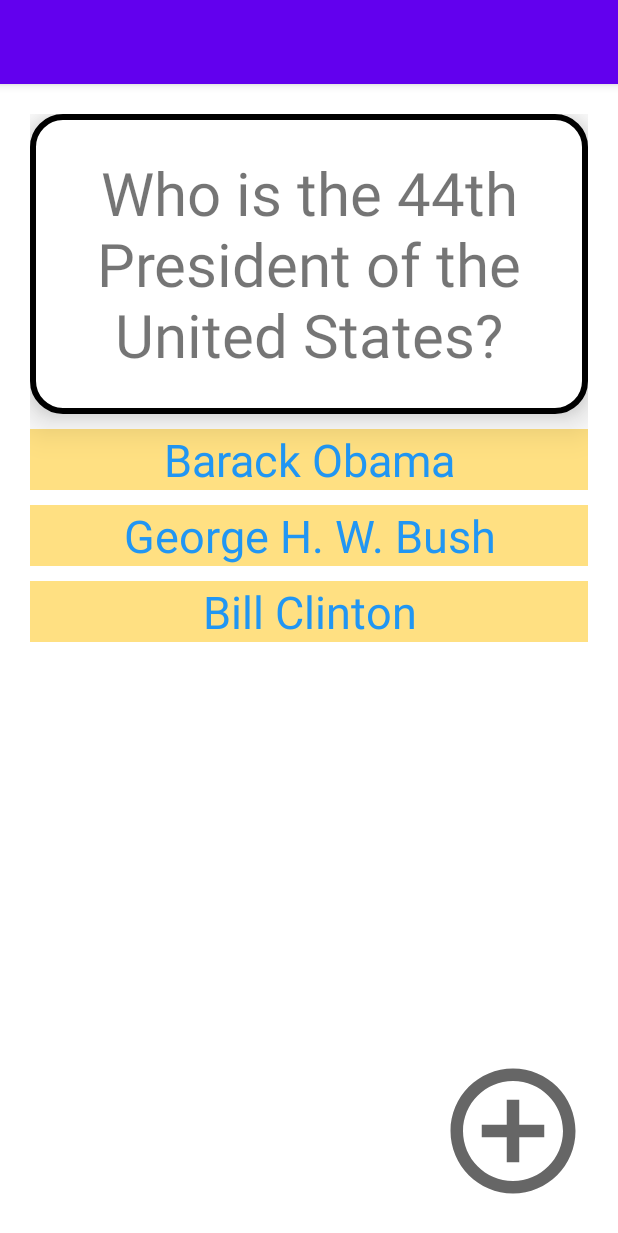
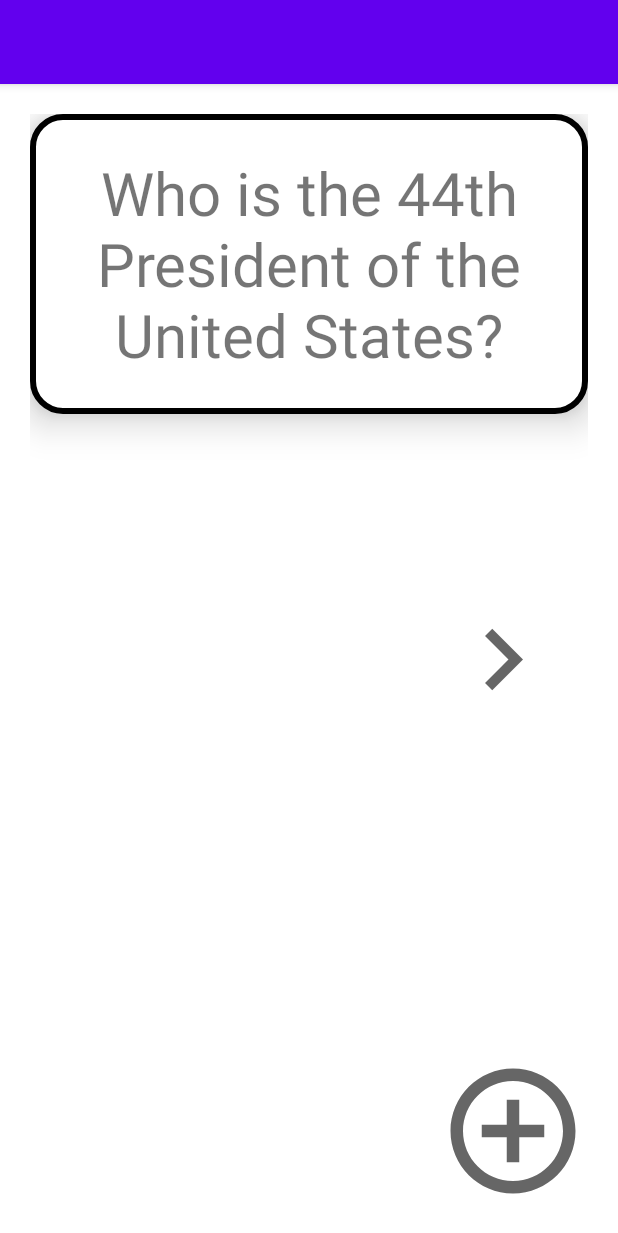
Before and after one commit to truongductri01/Android_FlashCard, an Android app: the screen it shows after launch (MainActivity), on a phone screen of 412 x 824 dp. Shown: the top 1233 px of the screen. Run offline under Robolectric (Android 15) with nearby library versions, the phone set to English and light mode, and no system bars; 3 statements that could not run were skipped.

Commit message:
Finish Week 5 lab with some adjustments to old codes from previous lab

```diff
--- a/app/build.gradle
+++ b/app/build.gradle
@@ -36,4 +36,9 @@ dependencies {
     testImplementation 'junit:junit:4.+'
     androidTestImplementation 'androidx.test.ext:junit:1.1.2'
     androidTestImplementation 'androidx.test.espresso:espresso-core:3.3.0'
+
+    def room_version = "2.2.6"
+
+    implementation "androidx.room:room-runtime:$room_version"
+    annotationProcessor "androidx.room:room-compiler:$room_version"
 }
--- a/app/src/main/java/com/example/flashcard/MainActivity.java
+++ b/app/src/main/java/com/example/flashcard/MainActivity.java
@@ -1,5 +1,6 @@
 package com.example.flashcard;
 
+import androidx.annotation.Nullable;
 import androidx.appcompat.app.AppCompatActivity;
 
 import android.content.Intent;
@@ -8,16 +9,20 @@ import android.os.Bundle;
 import android.view.View;
 import android.widget.ImageView;
 import android.widget.TextView;
+import android.widget.Toast;
 
 import java.util.ArrayList;
+import java.util.List;
 
 public class MainActivity extends AppCompatActivity {
     TextView flashcard_question;
     TextView flashcard_answer;
-    TextView answer1;
-    TextView answer2;
-    TextView answer3;
     ImageView addCardBtn;
+    ImageView nextCardBtn;
+    FlashcardDatabase flashcardDatabase;
+    List<Flashcard> allFlashcards;
+    int ADD_CARD_REQUEST_CODE = 100;
+    int currentCardIndex = 0;
 
     @Override
     protected void onCreate(Bundle savedInstanceState) {
@@ -26,11 +31,23 @@ public class MainActivity extends AppCompatActivity {
 
         flashcard_question = findViewById(R.id.flashcard_question);
         flashcard_answer = findViewById(R.id.flashcard_answer);
-        answer1 = findViewById(R.id.first_answer);
-        answer2 = findViewById(R.id.second_answer);
-        answer3 = findViewById(R.id.third_answer);
-        Intent intent = new Intent(this, AddCardActivity.class);
         addCardBtn = findViewById(R.id.addCardBtn);
+        nextCardBtn = findViewById(R.id.nextCardBtn);
+        flashcardDatabase = new FlashcardDatabase(getApplicationContext());
+        allFlashcards = flashcardDatabase.getAllCards();
+
+        if (!allFlashcards.isEmpty()){
+            Flashcard flashcard = allFlashcards.get(currentCardIndex);
+            flashcard_question.setText(flashcard.getQuestion());
+            flashcard_answer.setText(flashcard.getAnswer());
+
+            if (allFlashcards.size() > 1){
+                nextCardBtn.setVisibility(View.VISIBLE);
+            }else{
+                nextCardBtn.setVisibility(View.INVISIBLE);
+            }
+        }
+
         flashcard_question.setOnClickListener(new View.OnClickListener() {
             @Override
             public void onClick(View v) {
@@ -47,49 +64,44 @@ public class MainActivity extends AppCompatActivity {
             }
         });
 
-        answer1.setOnClickListener(new View.OnClickListener() {
+        addCardBtn.setOnClickListener(new View.OnClickListener() {
             @Override
             public void onClick(View v) {
-            answer1.setBackgroundColor(getResources().getColor(R.color.lime_green));            }
-        });
-
-        answer2.setOnClickListener(new View.OnClickListener() {
-            @Override
-            public void onClick(View v) {
-                answer1.setBackgroundColor(getResources().getColor(R.color.lime_green));
-                answer2.setBackgroundColor(getResources().getColor(R.color.crimson));
+                Intent intent = new Intent(MainActivity.this, AddCardActivity.class);
+                MainActivity.this.startActivityForResult(intent, ADD_CARD_REQUEST_CODE);
             }
         });
 
-        answer3.setOnClickListener(new View.OnClickListener() {
+        nextCardBtn.setOnClickListener(new View.OnClickListener() {
             @Override
             public void onClick(View v) {
-                answer1.setBackgroundColor(getResources().getColor(R.color.lime_green));
-                answer3.setBackgroundColor(getResources().getColor(R.color.crimson));
+                if (currentCardIndex < allFlashcards.size() - 1){
+                    currentCardIndex += 1;
+                }
+                else{
+                    currentCardIndex = 0;
+                }
+                Flashcard flashcard = allFlashcards.get(currentCardIndex);
+                flashcard_question.setText(flashcard.getQuestion());
+                flashcard_answer.setText(flashcard.getAnswer());
             }
         });
-
-        addCardBtn.setOnClickListener(new View.OnClickListener() {
-            @Override
-            public void onClick(View v) {
-                startActivity(intent);
-            }
-        });
-
-        // receive new Card
-        receiveNewCard(this.getIntent());
     }
 
-    void receiveNewCard(Intent intent) {
-        ArrayList<String> newCard;
-        if (intent.hasExtra("new_card")) {
-            newCard = intent.getStringArrayListExtra("new_card");
-            flashcard_question.setText(newCard.get(0));
-            flashcard_answer.setText(newCard.get(1));
+    @Override
+    protected void onActivityResult(int requestCode, int resultCode, @Nullable Intent data) {
+        super.onActivityResult(requestCode, resultCode, data);
+        if (requestCode == ADD_CARD_REQUEST_CODE) {
+            assert data != null;
+            String question = data.getExtras().getString("question");
+            String answer = data.getExtras().getString("answer");
 
-            answer1.setVisibility(View.INVISIBLE);
-            answer2.setVisibility(View.INVISIBLE);
-            answer3.setVisibility(View.INVISIBLE);
+            flashcard_question.setText(question);
+            flashcard_answer.setText(answer);
+
+            // Save to database
+            flashcardDatabase.insertCard(new Flashcard(question, answer));
+            allFlashcards = flashcardDatabase.getAllCards();  // update the list of Cards
         }
     }
 }
--- /dev/null
+++ b/app/src/main/res/drawable/next_icon.xml
@@ -0,0 +1,10 @@
+<vector xmlns:android="http://schemas.android.com/apk/res/android"
+    android:width="24dp"
+    android:height="24dp"
+    android:viewportWidth="24"
+    android:viewportHeight="24"
+    android:tint="?attr/colorControlNormal">
+  <path
+      android:fillColor="@android:color/white"
+      android:pathData="M10,6L8.59,7.41 13.17,12l-4.58,4.59L10,18l6,-6z"/>
+</vector>
--- a/app/src/main/res/layout/activity_main.xml
+++ b/app/src/main/res/layout/activity_main.xml
@@ -21,6 +21,7 @@
         android:text="Who is the 44th President of the United States?"
         android:textSize="40sp" />
 
+
     <TextView
         android:id="@+id/flashcard_answer"
         android:layout_width="match_parent"
@@ -31,41 +32,6 @@
         android:textSize="40sp"
         android:visibility="invisible" />
 
-    <TextView
-        android:id="@+id/first_answer"
-        android:layout_width="match_parent"
-        android:layout_height="wrap_content"
-        android:layout_below="@id/flashcard_question"
-        android:layout_marginTop="10dp"
-        android:background="#80FFC107"
-        android:gravity="center"
-        android:text="Barack Obama"
-        android:textColor="#2196F3"
-        android:textSize="30sp" />
-    <TextView
-        android:id="@+id/second_answer"
-        android:layout_height="wrap_content"
-        android:layout_marginTop="10dp"
-        android:layout_width="match_parent"
-        android:textSize="30sp"
-        android:gravity="center"
-        android:textColor="#2196F3"
-        android:background="#80FFC107"
-        android:layout_below="@id/first_answer"
-        android:text="George H. W. Bush" />
-
-    <TextView
-        android:id="@+id/third_answer"
-        android:layout_height="wrap_content"
-        android:layout_marginTop="10dp"
-        android:layout_width="match_parent"
-        android:textSize="30sp"
-        android:gravity="center"
-        android:background="#80FFC107"
-        android:textColor="#2196F3"
-        android:layout_below="@id/second_answer"
-        android:text="Bill Clinton" />
-
     <ImageView
         android:id="@+id/addCardBtn"
         android:layout_width="100dp"
@@ -75,4 +41,13 @@
         android:layout_marginEnd="0dp"
         android:layout_marginBottom="0dp"
         app:srcCompat="@drawable/add_circle" />
+
+    <ImageView
+        android:id="@+id/nextCardBtn"
+        android:layout_width="114dp"
+        android:layout_height="82dp"
+        android:layout_alignParentEnd="true"
+        android:layout_centerVertical="true"
+        android:layout_marginEnd="0dp"
+        app:srcCompat="@drawable/next_icon" />
 </RelativeLayout>
```
Also changed, not shown: app/src/main/java/com/example/flashcard/AddCardActivity.java (+5 -6 lines).
